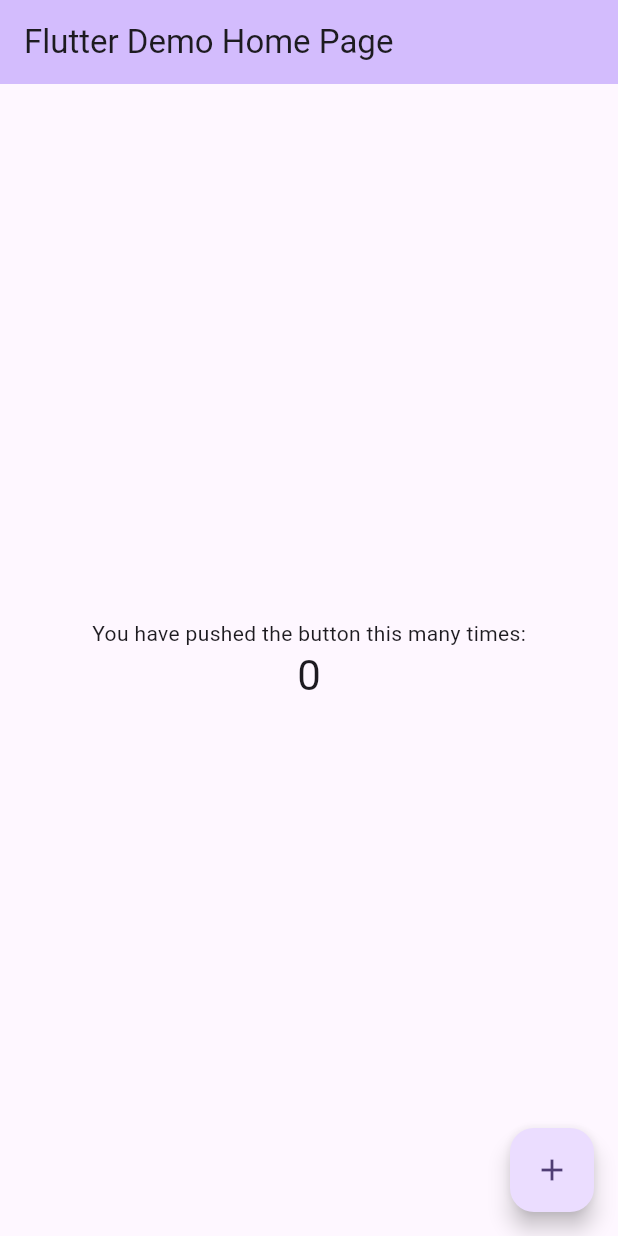
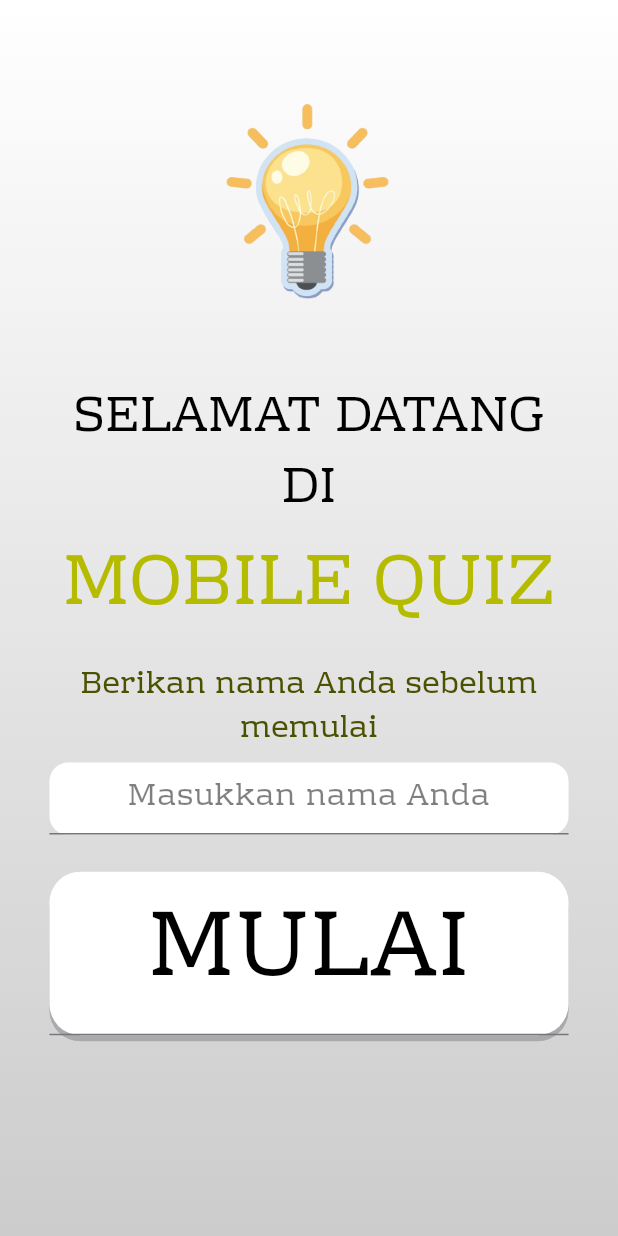
Before and after one commit to TimothyTanawi-231401079/UTS_PraktikumPemrogramanMobile, a Flutter app: the screen it shows after launch, on a phone screen of 412 x 824 dp. Run offline on Flutter 3.47's test engine with Material 3 defaults, Android fonts, the phone set to English and light mode, and no system bars.

Commit message:
feat: add Home screen UI

```diff
--- a/lib/main.dart
+++ b/lib/main.dart
@@ -1,4 +1,5 @@
 import 'package:flutter/material.dart';
+import 'package:uts_pemmob/screens/home_screen.dart';
 
 void main() {
   runApp(const MyApp());
@@ -11,112 +12,12 @@ class MyApp extends StatelessWidget {
   @override
   Widget build(BuildContext context) {
     return MaterialApp(
-      title: 'Flutter Demo',
+      title: 'Mobile Quiz',
       theme: ThemeData(
-        // This is the theme of your application.
-        //
-        // TRY THIS: Try running your application with "flutter run". You'll see
-        // the application has a purple toolbar. Then, without quitting the app,
-        // try changing the seedColor in the colorScheme below to Colors.green
-        // and then invoke "hot reload" (save your changes or press the "hot
-        // reload" button in a Flutter-supported IDE, or press "r" if you used
-        // the command line to start the app).
-        //
-        // Notice that the counter didn't reset back to zero; the application
-        // state is not lost during the reload. To reset the state, use hot
-        // restart instead.
-        //
-        // This works for code too, not just values: Most code changes can be
-        // tested with just a hot reload.
-        colorScheme: ColorScheme.fromSeed(seedColor: Colors.deepPurple),
+        fontFamily: "RhodiumLibre"
       ),
-      home: const MyHomePage(title: 'Flutter Demo Home Page'),
+      home: const HomeScreen(),
+      debugShowCheckedModeBanner: false,
     );
   }
 }
-
-class MyHomePage extends StatefulWidget {
-  const MyHomePage({super.key, required this.title});
-
-  // This widget is the home page of your application. It is stateful, meaning
-  // that it has a State object (defined below) that contains fields that affect
-  // how it looks.
-
-  // This class is the configuration for the state. It holds the values (in this
-  // case the title) provided by the parent (in this case the App widget) and
-  // used by the build method of the State. Fields in a Widget subclass are
-  // always marked "final".
-
-  final String title;
-
-  @override
-  State<MyHomePage> createState() => _MyHomePageState();
-}
-
-class _MyHomePageState extends State<MyHomePage> {
-  int _counter = 0;
-
-  void _incrementCounter() {
-    setState(() {
-      // This call to setState tells the Flutter framework that something has
-      // changed in this State, which causes it to rerun the build method below
-      // so that the display can reflect the updated values. If we changed
-      // _counter without calling setState(), then the build method would not be
-      // called again, and so nothing would appear to happen.
-      _counter++;
-    });
-  }
-
-  @override
-  Widget build(BuildContext context) {
-    // This method is rerun every time setState is called, for instance as done
-    // by the _incrementCounter method above.
-    //
-    // The Flutter framework has been optimized to make rerunning build methods
-    // fast, so that you can just rebuild anything that needs updating rather
-    // than having to individually change instances of widgets.
-    return Scaffold(
-      appBar: AppBar(
-        // TRY THIS: Try changing the color here to a specific color (to
-        // Colors.amber, perhaps?) and trigger a hot reload to see the AppBar
-        // change color while the other colors stay the same.
-        backgroundColor: Theme.of(context).colorScheme.inversePrimary,
-        // Here we take the value from the MyHomePage object that was created by
-        // the App.build method, and use it to set our appbar title.
-        title: Text(widget.title),
-      ),
-      body: Center(
-        // Center is a layout widget. It takes a single child and positions it
-        // in the middle of the parent.
-        child: Column(
-          // Column is also a layout widget. It takes a list of children and
-          // arranges them vertically. By default, it sizes itself to fit its
-          // children horizontally, and tries to be as tall as its parent.
-          //
-          // Column has various properties to control how it sizes itself and
-          // how it positions its children. Here we use mainAxisAlignment to
-          // center the children vertically; the main axis here is the vertical
-          // axis because Columns are vertical (the cross axis would be
-          // horizontal).
-          //
-          // TRY THIS: Invoke "debug painting" (choose the "Toggle Debug Paint"
-          // action in the IDE, or press "p" in the console), to see the
-          // wireframe for each widget.
-          mainAxisAlignment: MainAxisAlignment.center,
-          children: <Widget>[
-            const Text('You have pushed the button this many times:'),
-            Text(
-              '$_counter',
-              style: Theme.of(context).textTheme.headlineMedium,
-            ),
-          ],
-        ),
-      ),
-      floatingActionButton: FloatingActionButton(
-        onPressed: _incrementCounter,
-        tooltip: 'Increment',
-        child: const Icon(Icons.add),
-      ), // This trailing comma makes auto-formatting nicer for build methods.
-    );
-  }
-}
--- /dev/null
+++ b/lib/screens/home_screen.dart
@@ -0,0 +1,107 @@
+import 'package:flutter/material.dart';
+import 'package:uts_pemmob/widgets/app_scaffold.dart';
+
+class HomeScreen extends StatelessWidget {
+  const HomeScreen ({super.key});
+
+  @override
+  Widget build (BuildContext context){
+    final screenWidth = MediaQuery.of(context).size.width;
+    final screenHeight = MediaQuery.of(context).size.height;
+
+    return AppScaffold(
+        body: Padding(
+          padding: EdgeInsets.symmetric(
+              horizontal: screenWidth * 0.08,
+              vertical: screenHeight * 0.01
+          ),
+          child: Column(
+            crossAxisAlignment: CrossAxisAlignment.center,
+            children: [
+              Image.asset(
+                "assets/images/lamp_logo.png",
+                width: screenWidth * 0.3,
+                height: screenHeight * 0.3,
+              ),
+              Text(
+                'SELAMAT DATANG DI',
+                    textAlign: TextAlign.center,
+                    style: TextStyle(
+                    fontSize: screenWidth * 0.08,
+                    color: Colors.black
+                      ),
+                    ),
+                    SizedBox(height: screenHeight * 0.01),
+                    Text(
+                      'MOBILE QUIZ',
+                      textAlign: TextAlign.center,
+                      style: TextStyle(
+
+                        fontSize: screenWidth * 0.115,
+                        color: Color(0xFFB5BC00)
+                      ),
+                    ),
+                    SizedBox(height: screenHeight * 0.02),
+                    Text(
+                      'Berikan nama Anda sebelum memulai',
+                      textAlign: TextAlign.center,
+                      style: TextStyle(
+                          fontSize: screenWidth * 0.05,
+                          color: Color(0xFF4C5100),
+
+                      ),
+                    ),
+                    SizedBox(height: screenHeight * 0.01),
+                    Container(
+                      decoration: BoxDecoration(
+                        borderRadius: BorderRadius.circular(screenWidth * 0.03),
+                        color: Colors.white
+
+                      ),
+                      child: TextField(
+                          textAlign: TextAlign.center,
+                        decoration: InputDecoration(
+                          //TODO : Input
+                        hintText: "Masukkan nama Anda",
+
+                        hintStyle: TextStyle(
+                        color: Colors.black.withValues(alpha: 0.5),
+                        fontSize: screenWidth * 0.05,
+                        ),
+                      )
+                      ),
+                    ),
+                    SizedBox(height: screenHeight * 0.03),
+                    //TODO : Button navigasi
+                    Container(
+                      decoration: BoxDecoration(
+                          borderRadius: BorderRadius.circular(screenWidth * 0.05),
+                          color: Colors.white,
+                        boxShadow: [
+                          BoxShadow(
+                            color : Colors.black.withValues(alpha: 0.2),
+                            offset: Offset(0, screenHeight * 0.005),
+                          )
+                        ]
+                      ),
+                      child: TextField(
+                        textAlign: TextAlign.center,
+                          decoration: InputDecoration(
+                            hintText: "MULAI",
+                            hintStyle: TextStyle(
+                              color: Colors.black,
+                              fontSize: screenWidth * 0.15,
+                            ),
+                          )
+                      ),
+                    )
+                  ],
+
+              ),
+        ),
+
+
+
+    );
+  }
+}
--- /dev/null
+++ b/lib/widgets/app_scaffold.dart
@@ -0,0 +1,24 @@
+import 'package:flutter/material.dart';
+import 'package:uts_pemmob/widgets/background.dart';
+
+class AppScaffold extends StatelessWidget {
+  final PreferredSizeWidget? appBar;
+  final Widget body;
+
+  const AppScaffold({
+    super.key,
+    this.appBar,
+    required this.body,
+  });
+
+  @override
+  Widget build(BuildContext context) {
+    return Background(
+      child: Scaffold(
+        backgroundColor: Colors.transparent,
+        appBar: appBar,
+        body: body,
+      ),
+    );
+  }
+}
--- /dev/null
+++ b/lib/widgets/background.dart
@@ -0,0 +1,24 @@
+import 'package:flutter/material.dart';
+
+class Background extends StatelessWidget {
+  final Widget child;
+
+  const Background({super.key, required this.child});
+
+  @override
+  Widget build(BuildContext context) {
+    return Container(
+      decoration: const BoxDecoration(
+        gradient: LinearGradient(
+          begin: Alignment.topCenter,
+          end: Alignment.bottomCenter,
+          colors: [
+            Color(0xFFFFFFFF),
+            Color(0xFFCCCCCC),
+          ],
+        ),
+      ),
+      child: child,
+    );
+  }
+}
```
Also changed, not shown: lib/data/dummy_data.dart (added, +52 -0 lines), lib/models/soal.dart (added, +19 -0 lines), pubspec.yaml (+7 -15 lines), assets/fonts/RhodiumLibre-Regular.ttf (added), assets/images/lamp_logo.png (added).
